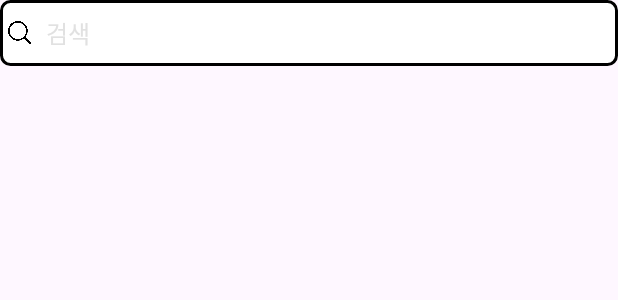
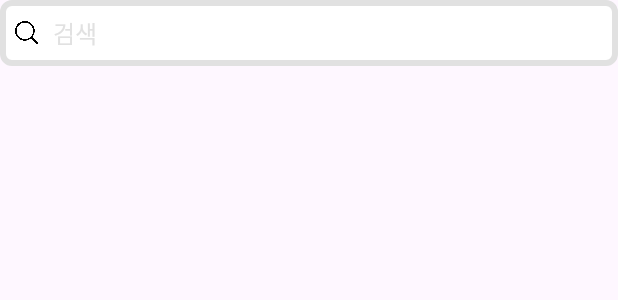
Before and after one commit to woosang1/kobit, an Android app: the layout layout_search_bar.xml on its own in the app's theme, with its tools: preview values and no code run, on a phone screen of 412 x 824 dp. Shown: the top 300 px of the screen. Run offline under Robolectric (Android 15) with nearby library versions, the phone set to English and light mode, and no system bars; network calls fail.

Commit message:
fix : UI 수정2

```diff
--- a/app/src/main/java/com/example/kobit/main/like/LikeFragment.kt
+++ b/app/src/main/java/com/example/kobit/main/like/LikeFragment.kt
@@ -45,7 +45,7 @@ class LikeFragment(
             addItemDecoration(
                 ItemVerticalDecorator(
                     topMargin = 0.dpToPixel(),
-                    bottomMargin = 0.dpToPixel(),
+                    bottomMargin = 6.dpToPixel(),
                     startMargin = 0.dpToPixel(),
                     endMargin = 0.dpToPixel(),
                     firstTopMargin = 0.dpToPixel(),
--- a/app/src/main/java/com/example/kobit/main/market/MarketFragment.kt
+++ b/app/src/main/java/com/example/kobit/main/market/MarketFragment.kt
@@ -54,7 +54,7 @@ class MarketFragment(
             addItemDecoration(
                 ItemVerticalDecorator(
                     topMargin = 0.dpToPixel(),
-                    bottomMargin = 0.dpToPixel(),
+                    bottomMargin = 6.dpToPixel(),
                     startMargin = 0.dpToPixel(),
                     endMargin = 0.dpToPixel(),
                     firstTopMargin = 0.dpToPixel(),
--- a/app/src/main/res/drawable/white_black_radius6.xml
+++ b/app/src/main/res/drawable/white_black_radius6.xml
@@ -3,7 +3,7 @@
     android:shape="rectangle">
     <corners android:radius="6dp" />
     <stroke
-        android:width="2dp"
-        android:color="@color/black" />
+        android:width="4dp"
+        android:color="@color/gray" />
     <solid android:color="@color/white" />
 </shape>
--- a/app/src/main/res/layout/layout_search_bar.xml
+++ b/app/src/main/res/layout/layout_search_bar.xml
@@ -18,7 +18,7 @@
             android:layout_width="match_parent"
             android:layout_height="wrap_content"
             android:orientation="horizontal"
-            android:paddingHorizontal="5dp"
+            android:paddingHorizontal="10dp"
             android:paddingVertical="10dp"
             android:layout_gravity="center">
 
--- a/app/src/main/res/values/colors.xml
+++ b/app/src/main/res/values/colors.xml
@@ -1,16 +1,11 @@
 <?xml version="1.0" encoding="utf-8"?>
 <resources>
     <color name="black">#FF000000</color>
-    <color name="alpha_black">#99000000</color>
     <color name="white">#FFFFFFFF</color>
     <color name="gray">#E1E1E1</color>
     <color name="transparent">#00000000</color>
 
     <color name="red">#FF0000</color>
     <color name="blue">#0000ff</color>
-    <color name="purple">#B799FF</color>
-    <color name="sky">#ACBCFF</color>
-    <color name="light">#AEE2FF</color>
-    <color name="winter">#E6FFFD</color>
 
 </resources>
```
Also changed, not shown: app/src/main/res/drawable/white_winter_radius6.xml (deleted, +0 -9 lines).
